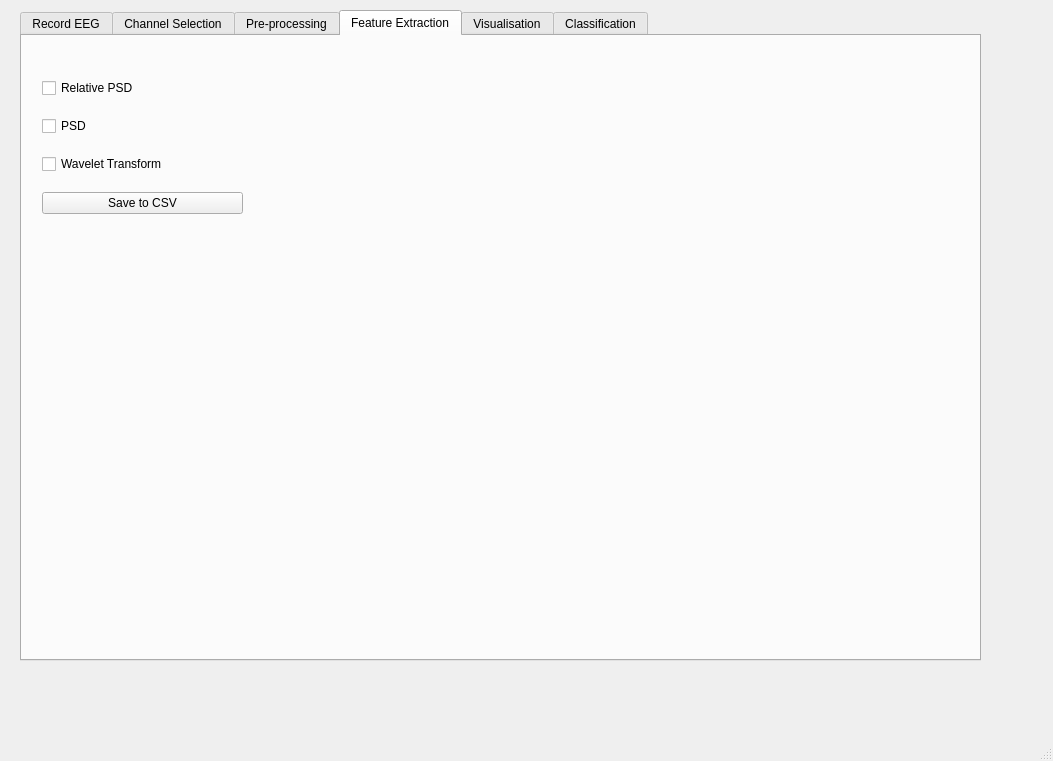
The window that prototype/trial1.ui (DigvijaySinghParmar/professorX) describes before a commit, drawn with Qt 5.
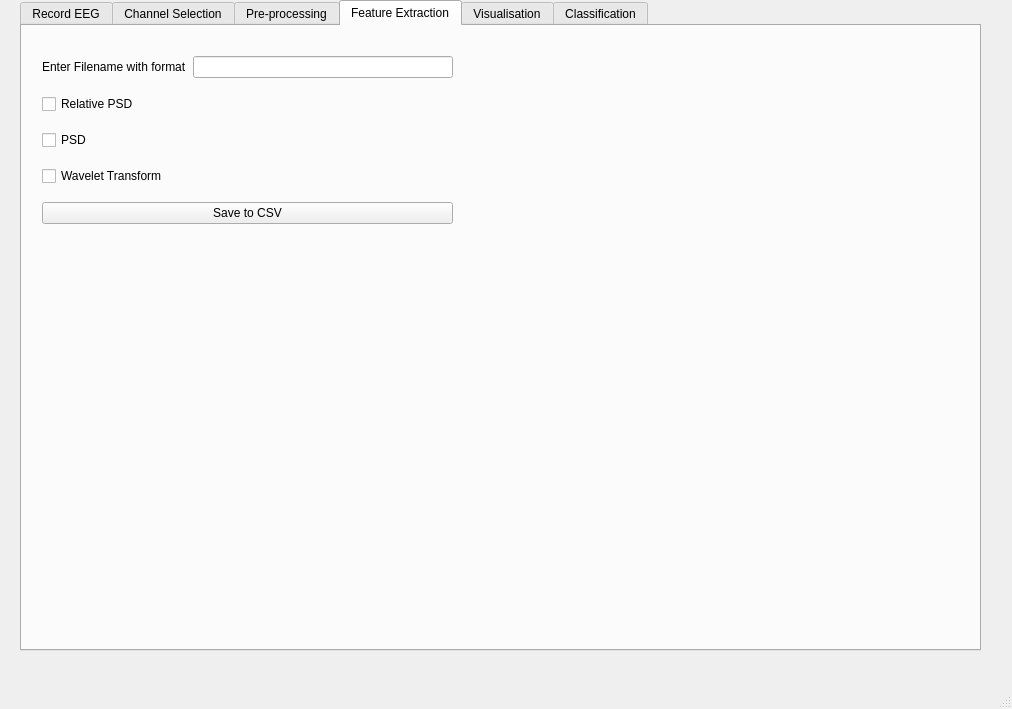
The same window after the commit. The open tabs and pages were chosen to show the change. Icons and pictures are not drawn.

Commit message: added code for filename input and normalised spatial covariance

```diff
--- a/prototype/trial1.ui
+++ b/prototype/trial1.ui
@@ -6,8 +6,8 @@
    <rect>
     <x>0</x>
     <y>0</y>
-    <width>1053</width>
-    <height>761</height>
+    <width>1012</width>
+    <height>709</height>
    </rect>
   </property>
   <property name="windowTitle">
@@ -18,7 +18,7 @@
     <property name="geometry">
      <rect>
       <x>20</x>
-      <y>10</y>
+      <y>0</y>
       <width>961</width>
       <height>651</height>
      </rect>
@@ -381,12 +381,30 @@
       <property name="geometry">
        <rect>
         <x>20</x>
-        <y>30</y>
-        <width>201</width>
-        <height>161</height>
+        <y>20</y>
+        <width>411</width>
+        <height>191</height>
        </rect>
       </property>
       <layout class="QVBoxLayout" name="verticalLayout_2">
+       <item>
+        <layout class="QHBoxLayout" name="horizontalLayout_2">
+         <item>
+          <widget class="QLabel" name="label_10">
+           <property name="text">
+            <string>Enter Filename with format</string>
+           </property>
+          </widget>
+         </item>
+         <item>
+          <widget class="QLineEdit" name="lineEdit_2">
+           <property name="clearButtonEnabled">
+            <bool>false</bool>
+           </property>
+          </widget>
+         </item>
+        </layout>
+       </item>
        <item>
         <widget class="QCheckBox" name="checkBox">
          <property name="text">
```
Left out of the diff: 4 changed lines with no effect on the pictures. The commit also changes 13 other files.
